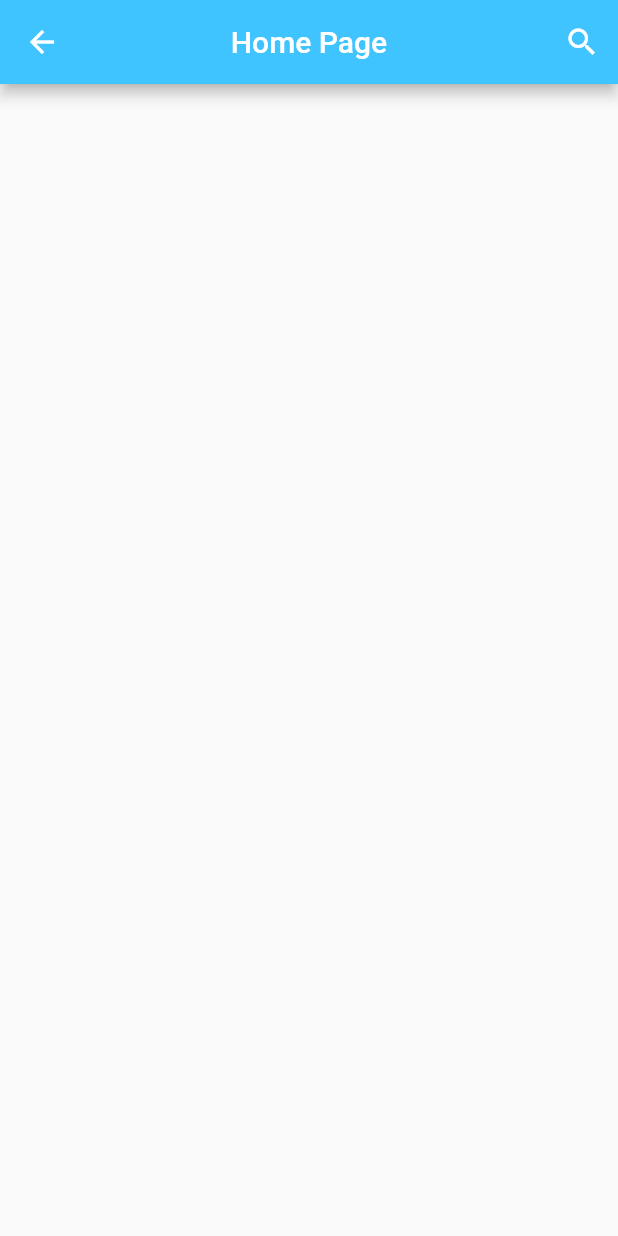
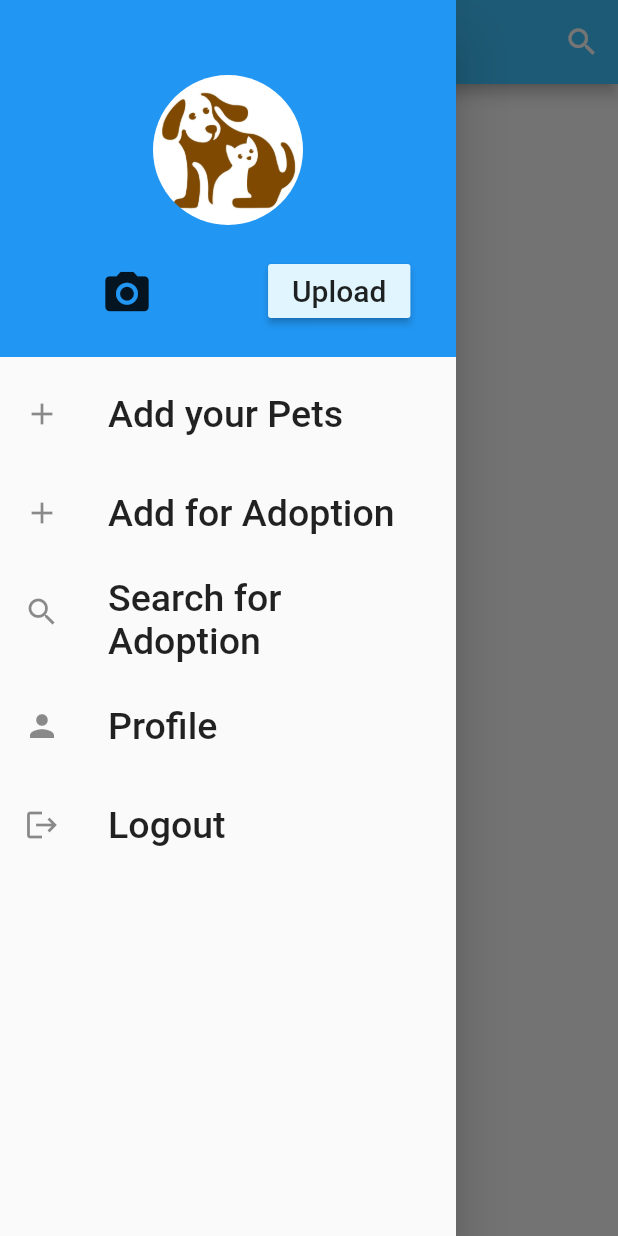
Before and after one commit to sars2811/petsafe-flutter, a Flutter app: the FeedScreen screen opened by its route, with the side drawer open (before the commit the screen has no drawer), on a phone screen of 412 x 824 dp. Run offline on Flutter 3.47's test engine with Material 2 defaults, Android fonts, the phone set to English and light mode, and no system bars; our stand-ins replace cloud_firestore, firebase_auth, firebase_core, firebase_storage, image_picker, modal_progress_hud_nsn; accounts and stored records are empty.

Commit message:
second commit

```diff
--- /dev/null
+++ b/lib/screens/drawer.dart
@@ -0,0 +1,157 @@
+import 'package:cloud_firestore/cloud_firestore.dart';
+import 'package:flutter/material.dart';
+import 'package:firebase_auth/firebase_auth.dart';
+import 'package:image_picker/image_picker.dart';
+import 'package:firebase_storage/firebase_storage.dart';
+import 'dart:io';
+import 'package:path/path.dart';
+
+class MainDrawer extends StatefulWidget {
+  @override
+  _MainDrawerState createState() => _MainDrawerState();
+}
+
+class _MainDrawerState extends State<MainDrawer> {
+  File _image;
+  final picker = ImagePicker();
+  final _auth = FirebaseAuth.instance;
+  @override
+  Widget build(BuildContext context) {
+    Future getImage() async {
+      PickedFile pickedFile =
+          await picker.getImage(source: ImageSource.gallery);
+
+      setState(() {
+        if (pickedFile != null) {
+          _image = File(pickedFile.path);
+        }
+      });
+    }
+
+    Future uploadPic(BuildContext context) async {
+      String fileName = basename(_image.path);
+      FirebaseStorage storage = FirebaseStorage.instance;
+      Reference ref = storage.ref().child(fileName + DateTime.now().toString());
+      UploadTask uploadTask = ref.putFile(_image);
+      uploadTask.then((res) {
+        res.ref.getDownloadURL();
+      });
+      setState(() {
+        Scaffold.of(context)
+            .showSnackBar(SnackBar(content: Text('Profile Picture Uploaded')));
+      });
+    }
+
+    return Drawer(
+      child: Column(
+        children: <Widget>[
+          Container(
+            width: double.infinity,
+            padding: EdgeInsets.all(20),
+            color: Theme.of(context).primaryColor,
+            child: Center(
+              child: Column(
+                children: <Widget>[
+                  Container(
+                    width: 100,
+                    height: 100,
+                    margin: EdgeInsets.only(
+                      top: 30,
+                    ),
+                    child: CircleAvatar(
+                      radius: 40.0,
+                      backgroundImage: (_image != null)
+                          ? FileImage(_image)
+                          : AssetImage('images/ani.jpg'),
+                      backgroundColor: Colors.transparent,
+                    ),
+                  ),
+                  Padding(padding: EdgeInsets.all(10)),
+                  Row(
+                    mainAxisAlignment: MainAxisAlignment.spaceAround,
+                    children: [
+                      Padding(padding: EdgeInsets.only(left: 8)),
+                      IconButton(
+                        icon: Icon(
+                          Icons.camera_alt,
+                          size: 35.0,
+                        ),
+                        onPressed: () {
+                          getImage();
+                        },
+                      ),
+                      SizedBox(
+                        width: 30,
+                      ),
+                      RaisedButton(
+                        color: Colors.lightBlue[50],
+                        child: Text(
+                          'Upload',
+                          style: TextStyle(fontSize: 20),
+                        ),
+                        onPressed: () {
+                          uploadPic(context);
+                        },
+                      ),
+                    ],
+                  )
+                ],
+              ),
+            ),
+          ),
+          Padding(padding: EdgeInsets.symmetric(vertical: 5, horizontal: 5)),
+          ListTile(
+            leading: Icon(Icons.add),
+            title: Text(
+              'Add your Pets',
+              style: TextStyle(fontSize: 25.0),
+            ),
+            onTap: null,
+          ),
+          Padding(padding: EdgeInsets.symmetric(vertical: 5, horizontal: 5)),
+          ListTile(
+            leading: Icon(Icons.add),
+            title: Text(
+              'Add for Adoption',
+              style: TextStyle(
+                fontSize: 25.0,
+              ),
+            ),
+            onTap: null,
+          ),
+          Padding(padding: EdgeInsets.symmetric(vertical: 5, horizontal: 5)),
+          ListTile(
+            leading: Icon(Icons.search),
+            title: Text(
+              'Search for Adoption',
+              style: TextStyle(fontSize: 25.0),
+            ),
+            onTap: null,
+          ),
+          Padding(padding: EdgeInsets.symmetric(vertical: 5, horizontal: 5)),
+          ListTile(
+            leading: Icon(Icons.person),
+            title: Text(
+              'Profile',
+              style: TextStyle(
+                fontSize: 25.0,
+              ),
+            ),
+            onTap: null,
+          ),
+          Padding(padding: EdgeInsets.symmetric(vertical: 5, horizontal: 5)),
+          ListTile(
+            leading: Icon(Icons.logout),
+            title: Text(
+              'Logout',
+              style: TextStyle(
+                fontSize: 25.0,
+              ),
+            ),
+            onTap: null,
+          ),
+        ],
+      ),
+    );
+  }
+}
--- a/lib/screens/feed.dart
+++ b/lib/screens/feed.dart
@@ -4,6 +4,7 @@ import 'package:image_picker/image_picker.dart';
 import 'package:firebase_storage/firebase_storage.dart';
 import 'dart:io';
 import 'package:path/path.dart';
+import 'package:pawsafe/screens/drawer.dart';
 
 class FeedScreen extends StatefulWidget {
   static const String id = 'feed_screen';
@@ -17,7 +18,7 @@ class _FeedScreenState extends State<FeedScreen> {
   Widget build(BuildContext context) {
     return Scaffold(
       appBar: AppBar(
-        leading: null,
+        // leading: null,
         actions: <Widget>[
           IconButton(icon: Icon(Icons.search), onPressed: () {}),
         ],
@@ -25,6 +26,10 @@ class _FeedScreenState extends State<FeedScreen> {
         centerTitle: true,
         backgroundColor: Colors.lightBlueAccent,
       ),
+      drawer: Scaffold(
+        backgroundColor: Colors.transparent,
+        body: MainDrawer(),
+      ),
     );
   }
 }
--- a/pubspec.yaml
+++ b/pubspec.yaml
@@ -19,6 +19,7 @@ dependencies:
   modal_progress_hud_nsn: ^0.1.0-nullsafety-1
   image_picker: ^0.7.4
   firebase_storage: ^8.0.3
+  firebase_analytics: ^8.0.0
 
 dev_dependencies:
   flutter_test:
```
Also changed, not shown: pubspec.lock.
